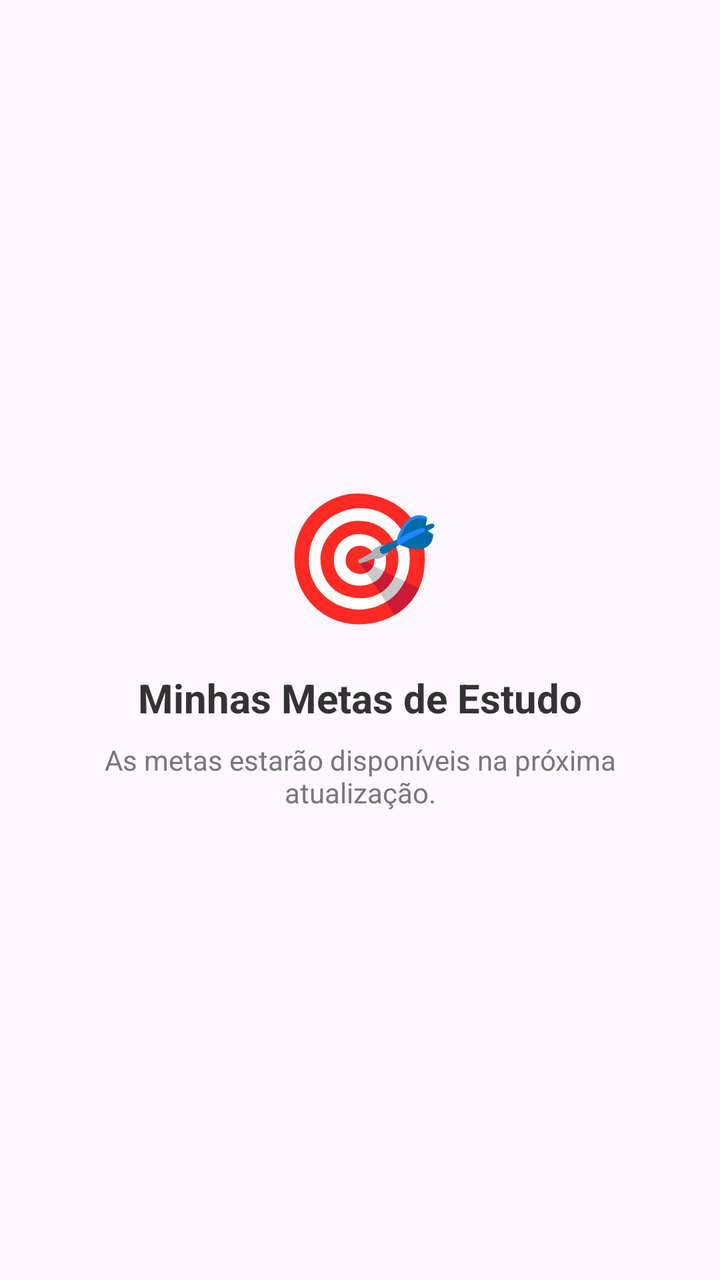
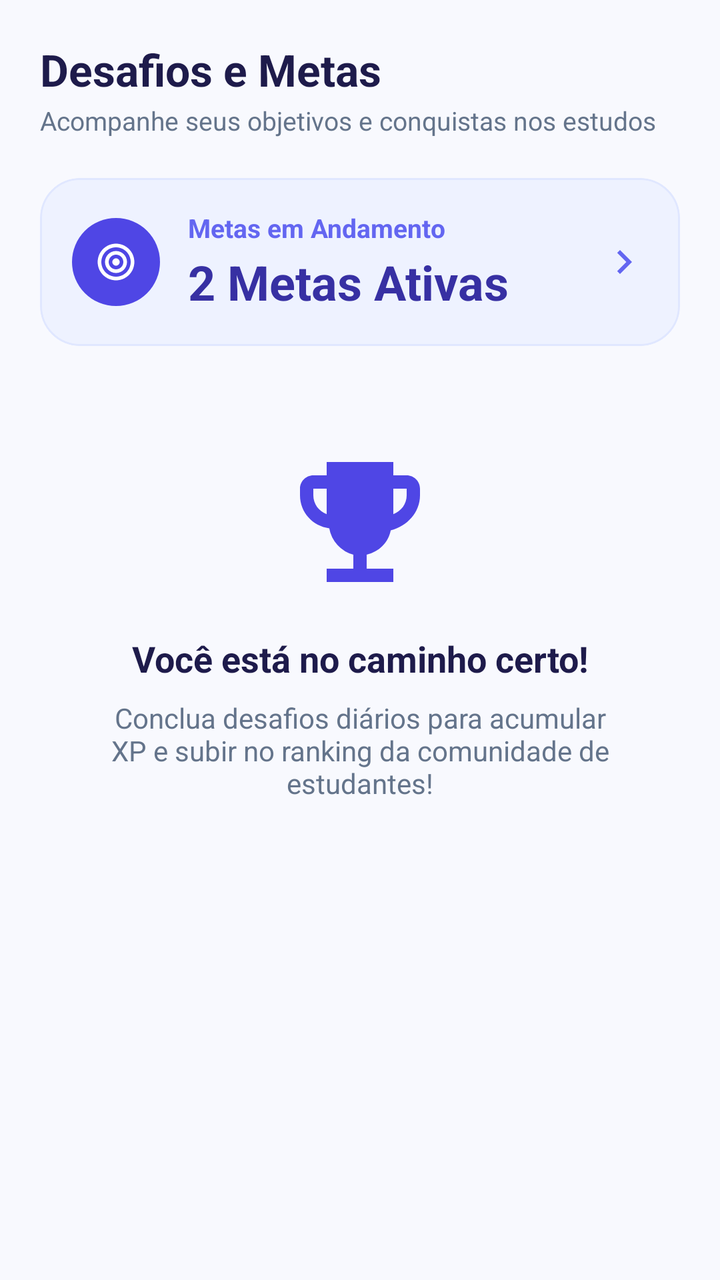

Two renders of the same Android screen: before a commit and after it. Below are the layout's source before the change and the commit's diff.
<!-- AndroidManifest.xml: application theme Theme.StudyFlowDev -->
<!-- res/layout/fragment_metas.xml -->
<?xml version="1.0" encoding="utf-8"?>
<LinearLayout xmlns:android="http://schemas.android.com/apk/res/android"
    android:layout_width="match_parent"
    android:layout_height="match_parent"
    android:orientation="vertical"
    android:gravity="center"
    android:padding="16dp">

    <TextView
        android:layout_width="wrap_content"
        android:layout_height="wrap_content"
        android:text="🎯"
        android:textSize="64sp"
        android:layout_marginBottom="16dp"/>

    <TextView
        android:layout_width="wrap_content"
        android:layout_height="wrap_content"
        android:text="Minhas Metas de Estudo"
        android:textSize="20sp"
        android:textStyle="bold"
        android:textColor="#333333"
        android:layout_marginBottom="8dp"/>

    <TextView
        android:layout_width="wrap_content"
        android:layout_height="wrap_content"
        android:text="As metas estarão disponíveis na próxima atualização."
        android:textSize="14sp"
        android:textColor="#777777"
        android:gravity="center"/>

</LinearLayout>
<!-- resources referenced by this layout -->
<resources>
  <style name="Theme.StudyFlowDev" parent="Base.Theme.StudyFlowDev" />
  <style name="Base.Theme.StudyFlowDev" parent="Theme.Material3.DayNight.NoActionBar">
          
          
      </style>
</resources>

<!-- the commit's change to res/layout/fragment_metas.xml (unified diff, before → after) -->
@@ -1,33 +1,147 @@
 <?xml version="1.0" encoding="utf-8"?>
-<LinearLayout xmlns:android="http://schemas.android.com/apk/res/android"
+<androidx.core.widget.NestedScrollView xmlns:android="http://schemas.android.com/apk/res/android"
+    xmlns:app="http://schemas.android.com/apk/res-auto"
     android:layout_width="match_parent"
     android:layout_height="match_parent"
-    android:orientation="vertical"
-    android:gravity="center"
-    android:padding="16dp">
+    android:fillViewport="true"
+    android:background="@color/bg_app">
 
-    <TextView
-        android:layout_width="wrap_content"
+    <LinearLayout
+        android:layout_width="match_parent"
         android:layout_height="wrap_content"
-        android:text="🎯"
-        android:textSize="64sp"
-        android:layout_marginBottom="16dp"/>
+        android:orientation="vertical"
+        android:padding="20dp">
 
-    <TextView
-        android:layout_width="wrap_content"
-        android:layout_height="wrap_content"
-        android:text="Minhas Metas de Estudo"
-        android:textSize="20sp"
-        android:textStyle="bold"
-        android:textColor="#333333"
-        android:layout_marginBottom="8dp"/>
+        
+        <TextView
+            android:id="@+id/text_title"
+            android:layout_width="wrap_content"
+            android:layout_height="wrap_content"
+            android:text="Desafios e Metas"
+            android:textSize="22sp"
+            android:textStyle="bold"
+            android:textColor="@color/text_primary" />
 
-    <TextView
-        android:layout_width="wrap_content"
-        android:layout_height="wrap_content"
-        android:text="As metas estarão disponíveis na próxima atualização."
-        android:textSize="14sp"
-        android:textColor="#777777"
-        android:gravity="center"/>
+        <TextView
+            android:id="@+id/text_subtitle"
+            android:layout_width="wrap_content"
+            android:layout_height="wrap_content"
+            android:text="Acompanhe seus objetivos e conquistas nos estudos"
+            android:textSize="13sp"
+            android:textColor="@color/text_secondary"
+            android:layout_marginTop="2dp"
+            android:layout_marginBottom="20dp" />
 
-</LinearLayout>
+        
+        <com.google.android.material.card.MaterialCardView
+            android:layout_width="match_parent"
+            android:layout_height="wrap_content"
+            android:layout_marginBottom="24dp"
+            app:cardCornerRadius="20dp"
+            app:cardElevation="0dp"
+            app:strokeWidth="1dp"
+            app:strokeColor="#E0E7FF"
+            app:cardBackgroundColor="@color/primary_purple_light">
+
+            <androidx.constraintlayout.widget.ConstraintLayout
+                android:layout_width="match_parent"
+                android:layout_height="wrap_content"
+                android:padding="16dp">
+
+                <FrameLayout
+                    android:id="@+id/icon_meta_container"
+                    android:layout_width="44dp"
+                    android:layout_height="44dp"
+                    android:background="@drawable/bg_circle_purple"
+                    app:layout_constraintTop_toTopOf="parent"
+                    app:layout_constraintBottom_toBottomOf="parent"
+                    app:layout_constraintStart_toStartOf="parent">
+
+                    <ImageView
+                        android:layout_width="22dp"
+                        android:layout_height="22dp"
+                        android:layout_gravity="center"
+                        android:src="@drawable/ic_target"
+                        app:tint="@color/white"
+                        android:contentDescription="Alvo Metas" />
+                </FrameLayout>
+
+                <TextView
+                    android:id="@+id/label_meta"
+                    android:layout_width="0dp"
+                    android:layout_height="wrap_content"
+                    android:layout_marginStart="14dp"
+                    android:text="Metas em Andamento"
+                    android:textSize="13sp"
+                    android:textStyle="bold"
+                    android:textColor="@color/primary_purple_medium"
+                    app:layout_constraintTop_toTopOf="parent"
+                    app:layout_constraintStart_toEndOf="@id/icon_meta_container"
+                    app:layout_constraintEnd_toStartOf="@id/arrow_meta" />
+
+                <TextView
+                    android:id="@+id/value_meta"
+                    android:layout_width="0dp"
+                    android:layout_height="wrap_content"
+                    android:text="2 Metas Ativas"
+                    android:textSize="24sp"
+                    android:textStyle="bold"
+                    android:textColor="@color/primary_purple_dark"
+                    android:layout_marginTop="2dp"
+                    app:layout_constraintTop_toBottomOf="@id/label_meta"
+                    app:layout_constraintStart_toStartOf="@id/label_meta"
+                    app:layout_constraintEnd_toStartOf="@id/arrow_meta" />
+
+                <ImageView
+                    android:id="@+id/arrow_meta"
+                    android:layout_width="24dp"
+                    android:layout_height="24dp"
+                    android:src="@drawable/ic_chevron_right"
+                    app:tint="@color/primary_purple_medium"
+                    android:contentDescription="Seta metas"
+                    app:layout_constraintTop_toTopOf="parent"
+                    app:layout_constraintBottom_toBottomOf="parent"
+                    app:layout_constraintEnd_toEndOf="parent" />
+
+            </androidx.constraintlayout.widget.ConstraintLayout>
+        </com.google.android.material.card.MaterialCardView>
+
+        
+        <LinearLayout
+            android:layout_width="match_parent"
+            android:layout_height="wrap_content"
+            android:orientation="vertical"
+            android:gravity="center"
+            android:layout_marginTop="24dp"
+            android:paddingHorizontal="24dp">
+
+            <ImageView
+                android:layout_width="80dp"
+                android:layout_height="80dp"
+                android:src="@drawable/ic_trophy"
+                app:tint="@color/primary_purple"
+                android:contentDescription="Troféu"
+                android:layout_marginBottom="16dp" />
+
+            <TextView
+                android:layout_width="wrap_content"
+                android:layout_height="wrap_content"
+                android:text="Você está no caminho certo!"
+                android:textSize="18sp"
+                android:textStyle="bold"
+                android:textColor="@color/text_primary"
+                android:gravity="center"
+                android:layout_marginBottom="8dp" />
+
+            <TextView
+                android:layout_width="wrap_content"
+                android:layout_height="wrap_content"
+                android:text="Conclua desafios diários para acumular XP e subir no ranking da comunidade de estudantes!"
+                android:textSize="14sp"
+                android:textColor="@color/text_secondary"
+                android:gravity="center" />
+
+        </LinearLayout>
+
+    </LinearLayout>
+</androidx.core.widget.NestedScrollView>
<!-- resource entries referenced after the edit -->
@@ -1,9 +1,58 @@
 <!-- resources referenced by this layout -->
 <resources>
+  <color name="bg_app">#F8F9FE</color>
+  <color name="primary_purple">#4F46E5</color>
+  <color name="primary_purple_dark">#3730A3</color>
+  <color name="primary_purple_light">#EEF2FF</color>
+  <color name="primary_purple_medium">#6366F1</color>
+  <color name="text_primary">#1E1B4B</color>
+  <color name="text_secondary">#64748B</color>
+  <color name="white">#FFFFFFFF</color>
+  <!-- drawable bg_circle_purple (drawable) -->
+  <?xml version="1.0" encoding="utf-8"?>
+  <shape xmlns:android="http://schemas.android.com/apk/res/android"
+      android:shape="oval">
+      <solid android:color="#4F46E5"/>
+  </shape>
+  <!-- drawable ic_chevron_right (drawable) -->
+  <vector xmlns:android="http://schemas.android.com/apk/res/android"
+      android:width="24dp"
+      android:height="24dp"
+      android:viewportWidth="24"
+      android:viewportHeight="24">
+    <path
+        android:fillColor="#6366F1"
+        android:pathData="M10,6L8.59,7.41L13.17,12l-4.58,4.59L10,18l6,-6z"/>
+  </vector>
+  <!-- drawable ic_target (drawable) -->
+  <vector xmlns:android="http://schemas.android.com/apk/res/android"
+      android:width="24dp"
+      android:height="24dp"
+      android:viewportWidth="24"
+      android:viewportHeight="24">
+    <path
+        android:fillColor="#4F46E5"
+        android:pathData="M12,2C6.48,2 2,6.48 2,12s4.48,10 10,10 10,-4.48 10,-10S17.52,2 12,2zM12,20c-4.42,0 -8,-3.58 -8,-8s3.58,-8 8,-8 8,3.58 8,8 -3.58,8 -8,8zM12,6c-3.31,0 -6,2.69 -6,6s2.69,6 6,6 6,-2.69 6,-6 -2.69,-6 -6,-6zM12,16c-2.21,0 -4,-1.79 -4,-4s1.79,-4 4,-4 4,1.79 4,4 -1.79,4 -4,4zM12,10c-1.1,0 -2,0.9 -2,2s0.9,2 2,2 2,-0.9 2,-2 -0.9,-2 -2,-2z"/>
+  </vector>
+  <!-- drawable ic_trophy (drawable) -->
+  <vector xmlns:android="http://schemas.android.com/apk/res/android"
+      android:width="24dp"
+      android:height="24dp"
+      android:viewportWidth="24"
+      android:viewportHeight="24">
+    <path
+        android:fillColor="#FFFFFF"
+        android:pathData="M19,5h-2V3H7v2H5C3.9,5 3,5.9 3,7v1c0,2.55 1.92,4.63 4.39,4.94A5.01,5.01 0 0,0 11,16.9V19H7v2h10v-2h-4v-2.1c1.84,-0.41 3.27,-1.82 3.61,-3.64C19.08,12.63 21,10.55 21,8V7C21,5.9 20.1,5 19,5zM5,8V7h2v3.82C5.84,10.4 5,9.3 5,8zM19,8c0,1.3 -0.84,2.4 -2,2.82V7h2V8z"/>
+  </vector>
   <style name="Theme.StudyFlowDev" parent="Base.Theme.StudyFlowDev" />
   <style name="Base.Theme.StudyFlowDev" parent="Theme.Material3.DayNight.NoActionBar">
-          
-          
+          <item name="colorPrimary">@color/primary_purple</item>
+          <item name="colorOnPrimary">@color/white</item>
+          <item name="colorSecondary">@color/orange_primary</item>
+          <item name="android:windowBackground">@color/bg_app</item>
+          <item name="android:statusBarColor">@color/bg_app</item>
+          <item name="android:windowLightStatusBar">true</item>
       </style>
+  <color name="orange_primary">#EA580C</color>
 </resources>
 
